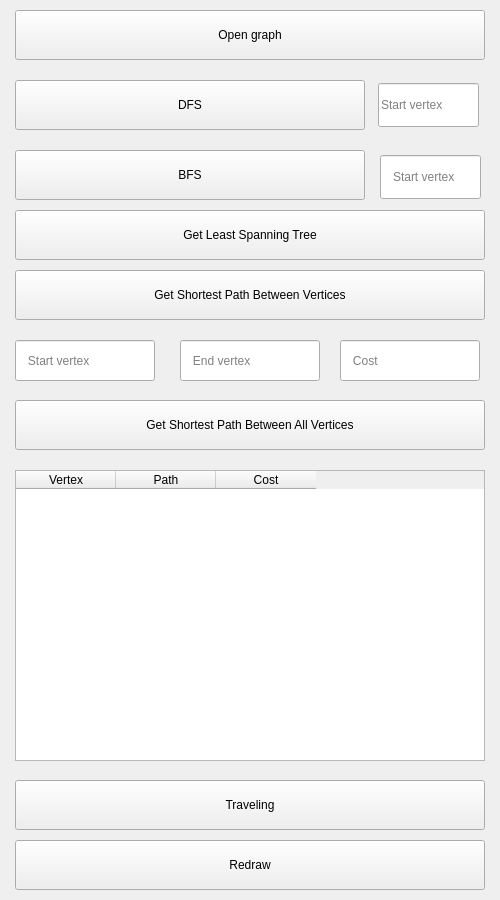
Qt form applications/graphical_interface/ui/interaction_panel.ui (amzdll/SimpleNavigator) before a commit.
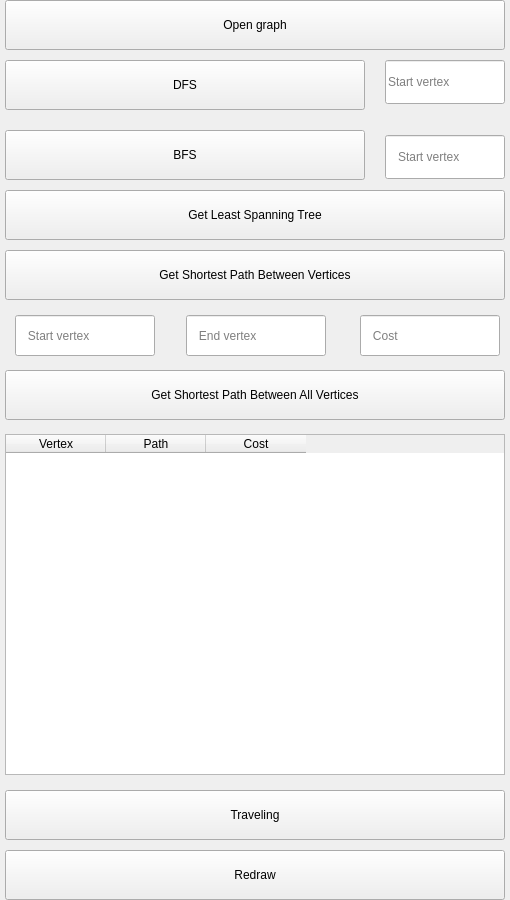
The same form after that commit.

Commit message: Update interface design.

What changed in the file:
```diff
--- a/applications/graphical_interface/ui/interaction_panel.ui
+++ b/applications/graphical_interface/ui/interaction_panel.ui
@@ -6,7 +6,7 @@
    <rect>
     <x>0</x>
     <y>0</y>
-    <width>500</width>
+    <width>510</width>
     <height>900</height>
    </rect>
   </property>
@@ -19,9 +19,9 @@
   <widget class="QPushButton" name="open_graph_btn">
    <property name="geometry">
     <rect>
-     <x>15</x>
-     <y>10</y>
-     <width>470</width>
+     <x>5</x>
+     <y>0</y>
+     <width>500</width>
      <height>50</height>
     </rect>
    </property>
@@ -38,9 +38,9 @@
    </property>
    <property name="geometry">
     <rect>
-     <x>15</x>
-     <y>840</y>
-     <width>470</width>
+     <x>5</x>
+     <y>850</y>
+     <width>500</width>
      <height>50</height>
     </rect>
    </property>
@@ -57,9 +57,9 @@
    </property>
    <property name="geometry">
     <rect>
-     <x>15</x>
-     <y>80</y>
-     <width>350</width>
+     <x>5</x>
+     <y>60</y>
+     <width>360</width>
      <height>50</height>
     </rect>
    </property>
@@ -76,9 +76,9 @@
    </property>
    <property name="geometry">
     <rect>
-     <x>15</x>
-     <y>150</y>
-     <width>350</width>
+     <x>5</x>
+     <y>130</y>
+     <width>360</width>
      <height>50</height>
     </rect>
    </property>
@@ -95,9 +95,9 @@
    </property>
    <property name="geometry">
     <rect>
-     <x>378</x>
-     <y>83</y>
-     <width>101</width>
+     <x>385</x>
+     <y>60</y>
+     <width>120</width>
      <height>44</height>
     </rect>
    </property>
@@ -114,9 +114,9 @@
    </property>
    <property name="geometry">
     <rect>
-     <x>380</x>
-     <y>155</y>
-     <width>101</width>
+     <x>385</x>
+     <y>135</y>
+     <width>120</width>
      <height>44</height>
     </rect>
    </property>
@@ -133,9 +133,9 @@
    </property>
    <property name="geometry">
     <rect>
-     <x>15</x>
-     <y>270</y>
-     <width>470</width>
+     <x>5</x>
+     <y>250</y>
+     <width>500</width>
      <height>50</height>
     </rect>
    </property>
@@ -152,9 +152,9 @@
    </property>
    <property name="geometry">
     <rect>
-     <x>15</x>
-     <y>780</y>
-     <width>470</width>
+     <x>5</x>
+     <y>790</y>
+     <width>500</width>
      <height>50</height>
     </rect>
    </property>
@@ -171,9 +171,9 @@
    </property>
    <property name="geometry">
     <rect>
-     <x>15</x>
-     <y>210</y>
-     <width>470</width>
+     <x>5</x>
+     <y>190</y>
+     <width>500</width>
      <height>50</height>
     </rect>
    </property>
@@ -190,10 +190,10 @@
    </property>
    <property name="geometry">
     <rect>
-     <x>15</x>
-     <y>470</y>
-     <width>470</width>
-     <height>291</height>
+     <x>5</x>
+     <y>434</y>
+     <width>500</width>
+     <height>341</height>
     </rect>
    </property>
    <property name="styleSheet">
@@ -225,7 +225,7 @@
    <property name="geometry">
     <rect>
      <x>15</x>
-     <y>340</y>
+     <y>315</y>
      <width>140</width>
      <height>41</height>
     </rect>
@@ -240,8 +240,8 @@
    </property>
    <property name="geometry">
     <rect>
-     <x>180</x>
-     <y>340</y>
+     <x>186</x>
+     <y>315</y>
      <width>140</width>
      <height>41</height>
     </rect>
@@ -256,8 +256,8 @@
    </property>
    <property name="geometry">
     <rect>
-     <x>340</x>
-     <y>340</y>
+     <x>360</x>
+     <y>315</y>
      <width>140</width>
      <height>41</height>
     </rect>
@@ -275,9 +275,9 @@
    </property>
    <property name="geometry">
     <rect>
-     <x>15</x>
-     <y>400</y>
-     <width>470</width>
+     <x>5</x>
+     <y>370</y>
+     <width>500</width>
      <height>50</height>
     </rect>
    </property>
```
The commit also changes 6 other files.
